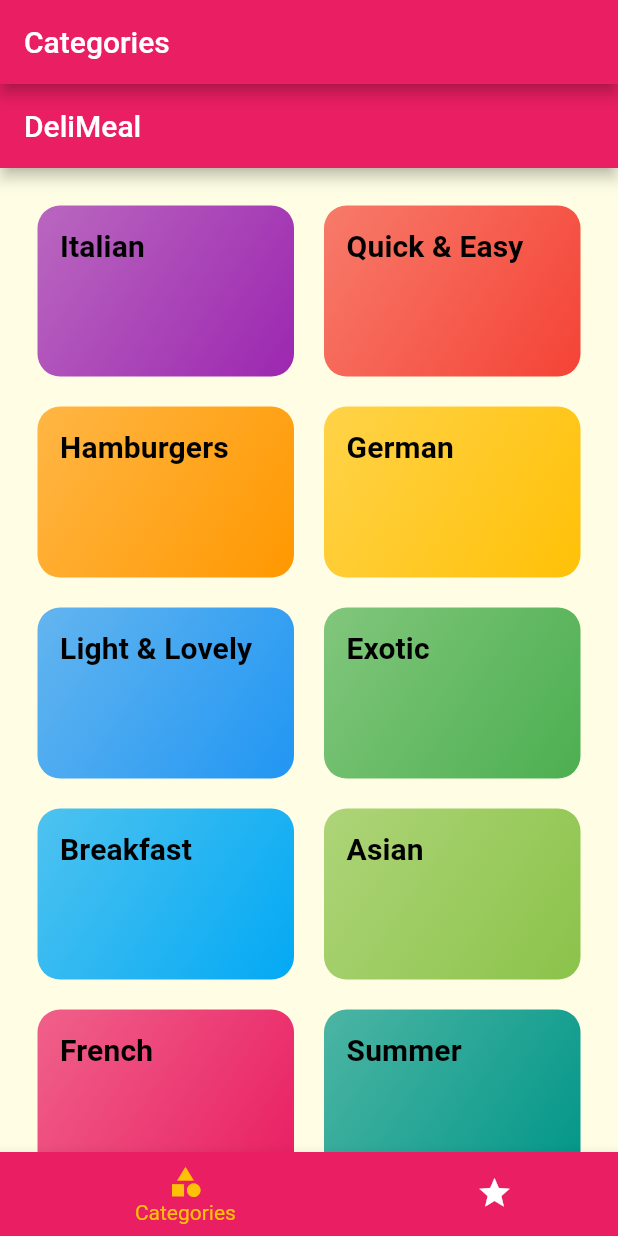
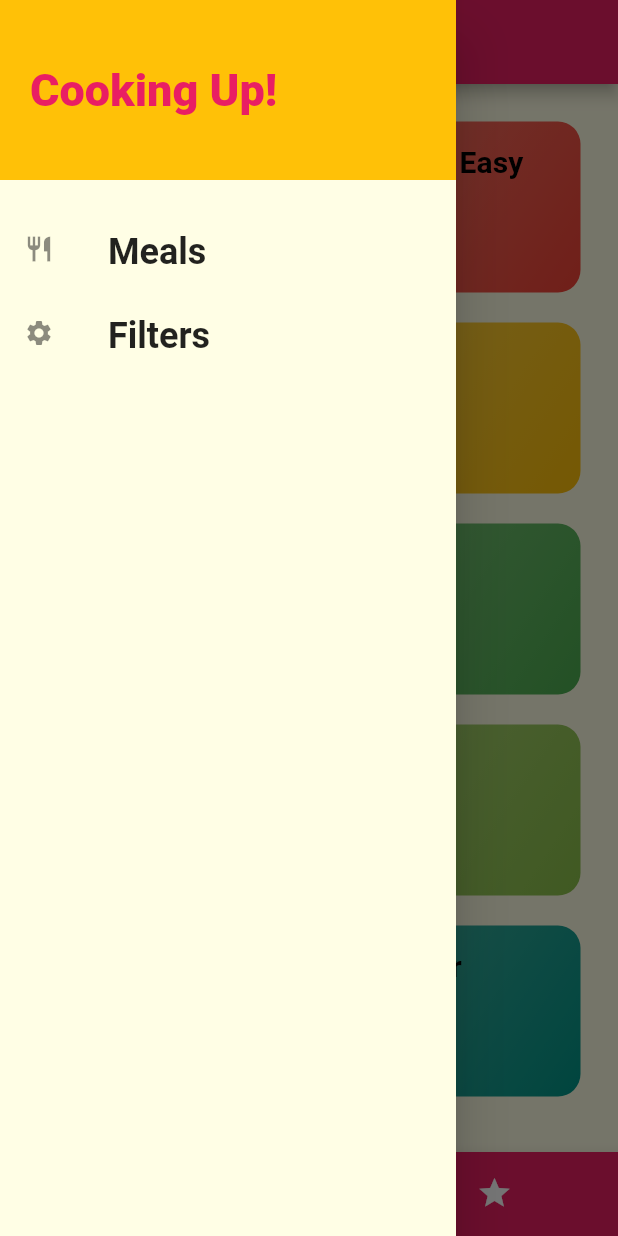
Before and after one commit to angelo24983/meals_app, a Flutter app: the screen it shows after launch, with the side drawer open (before the commit the screen has no drawer), on a phone screen of 412 x 824 dp. Run offline on Flutter 3.47's test engine with Material 2 defaults, Android fonts, the phone set to English and light mode, and no system bars; Roboto replaces fonts that are missing (Raleway, RobotoCondensed).

Commit message:
implemetati filtri

```diff
--- a/lib/main.dart
+++ b/lib/main.dart
@@ -1,13 +1,50 @@
 import 'package:flutter/material.dart';
+import 'package:flutter/services.dart';
+import 'package:flutter_complete_guide/dummy_data.dart';
+import 'package:flutter_complete_guide/models/meal.dart';
 import 'package:flutter_complete_guide/screens/category_meals_screen.dart';
+import 'package:flutter_complete_guide/screens/filters_screen.dart';
 import 'package:flutter_complete_guide/screens/meal_detail_screen.dart';
 import 'package:flutter_complete_guide/screens/tabs_screen.dart';
 
-import 'screens/categories_screen.dart';
-
 void main() => runApp(MyApp());
 
-class MyApp extends StatelessWidget {
+class MyApp extends StatefulWidget {
+  @override
+  State<MyApp> createState() => _MyAppState();
+}
+
+class _MyAppState extends State<MyApp> {
+  Map<String, bool> _filters = {
+    'gluten': false,
+    'lactose': false,
+    'vegetarian': false,
+    'vegan': false,
+  };
+
+  List<Meal> _availableMeals = DUMMY_MEALS;
+
+  void _setFilters(Map<String, bool> filterData) {
+    setState(() {
+      _filters = filterData;
+      _availableMeals = DUMMY_MEALS.where((meal) {
+        if (_filters['gluten'] && !meal.isGlutenFree) {
+          return false;
+        }
+        if (_filters['lactose'] && !meal.isLactoseFree) {
+          return false;
+        }
+        if (_filters['vegetarian'] && !meal.isVegetarian) {
+          return false;
+        }
+        if (_filters['vegan'] && !meal.isVegan) {
+          return false;
+        }
+        return true;
+      }).toList();
+    });
+  }
+
   @override
   Widget build(BuildContext context) {
     final ThemeData theme = ThemeData(
@@ -35,8 +72,11 @@ class MyApp extends StatelessWidget {
       )),
       routes: {
         '/': (context) => TabsScreen(),
-        CategoryMealsScreen.routeName: (context) => CategoryMealsScreen(),
+        CategoryMealsScreen.routeName: (context) =>
+            CategoryMealsScreen(_availableMeals),
         MealDetailScreen.routeName: (context) => MealDetailScreen(),
+        FiltersScreen.routeName: (context) =>
+            FiltersScreen(_setFilters, _filters),
       },
     );
   }
--- a/lib/screens/categories_screen.dart
+++ b/lib/screens/categories_screen.dart
@@ -6,11 +6,7 @@ import '../widgets/category_item.dart';
 class CategoriesScreen extends StatelessWidget {
   @override
   Widget build(BuildContext context) {
-    return Scaffold(
-      appBar: AppBar(
-        title: const Text('DeliMeal'),
-      ),
-      body: GridView(
+    return GridView(
       padding: const EdgeInsets.all(25),
       children: DUMMY_CATEGORIES
           .map(
@@ -27,7 +23,6 @@ class CategoriesScreen extends StatelessWidget {
         crossAxisSpacing: 20,
         mainAxisSpacing: 20,
       ),
-      ),
     );
   }
 }
--- a/lib/screens/meal_detail_screen.dart
+++ b/lib/screens/meal_detail_screen.dart
@@ -81,6 +81,12 @@ class MealDetailScreen extends StatelessWidget {
           ),
         ]),
       ),
+      floatingActionButton: FloatingActionButton(
+        child: Icon(Icons.delete),
+        onPressed: () {
+          Navigator.of(context).pop(mealId);
+        },
+      ),
     );
   }
 }
--- a/lib/screens/tabs_screen.dart
+++ b/lib/screens/tabs_screen.dart
@@ -1,6 +1,7 @@
 import 'package:flutter/material.dart';
 import 'package:flutter_complete_guide/screens/categories_screen.dart';
 import 'package:flutter_complete_guide/screens/favorites_screen.dart';
+import 'package:flutter_complete_guide/widgets/main_drawer.dart';
 
 class TabsScreen extends StatefulWidget {
   @override
@@ -33,6 +34,7 @@ class _TabsScreenState extends State<TabsScreen> {
       appBar: AppBar(
         title: Text(_pages[_selectedPageIndex]['title']),
       ),
+      drawer: MainDrawer(),
       body: _pages[_selectedPageIndex]['page'],
       bottomNavigationBar: BottomNavigationBar(
         onTap: _selectPage,
--- /dev/null
+++ b/lib/widgets/main_drawer.dart
@@ -0,0 +1,64 @@
+import 'package:flutter/material.dart';
+import 'package:flutter_complete_guide/screens/filters_screen.dart';
+
+class MainDrawer extends StatelessWidget {
+  Widget buildListTile(String title, IconData icon, Function tapHandler) {
+    return ListTile(
+      leading: Icon(
+        icon,
+        size: 20,
+      ),
+      title: Text(
+        title,
+        style: TextStyle(
+            fontFamily: 'RobotoCondensed',
+            fontSize: 24,
+            fontWeight: FontWeight.bold),
+      ),
+      onTap: tapHandler,
+    );
+  }
+
+  @override
+  Widget build(BuildContext context) {
+    return Drawer(
+      child: Column(
+        children: [
+          Container(
+            height: 120,
+            width: double.infinity,
+            padding: const EdgeInsets.all(20),
+            alignment: Alignment.centerLeft,
+            color: Theme.of(context).colorScheme.secondary,
+            child: Text(
+              'Cooking Up!',
+              style: TextStyle(
+                fontWeight: FontWeight.w900,
+                fontSize: 30,
+                color: Theme.of(context).primaryColor,
+              ),
+            ),
+          ),
+          SizedBox(
+            height: 20,
+          ),
+          buildListTile(
+            'Meals',
+            Icons.restaurant,
+            () {
+              Navigator.of(context).pushReplacementNamed('/');
+            },
+          ),
+          buildListTile(
+            'Filters',
+            Icons.settings,
+            () {
+              Navigator.of(context)
+                  .pushReplacementNamed(FiltersScreen.routeName);
+            },
+          ),
+        ],
+      ),
+    );
+  }
+}
```
Also changed, not shown: lib/screens/category_meals_screen.dart (+45 -16 lines), lib/screens/filters_screen.dart (added, +127 -0 lines), lib/widgets/meal_item.dart (+10 -2 lines). Lines whose indentation alone changed are shown as unchanged.
